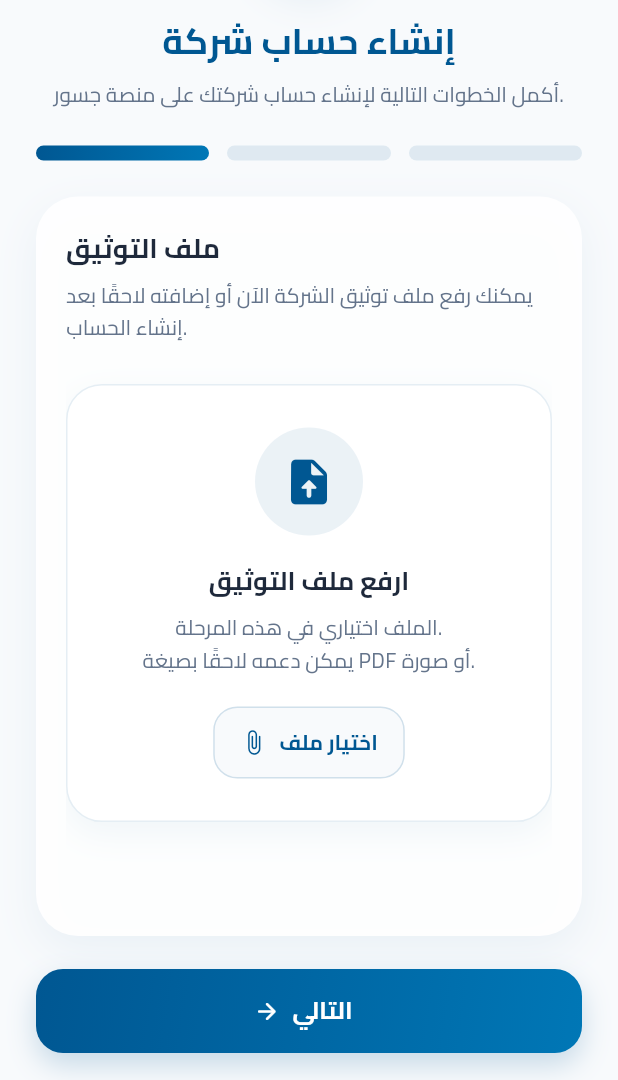
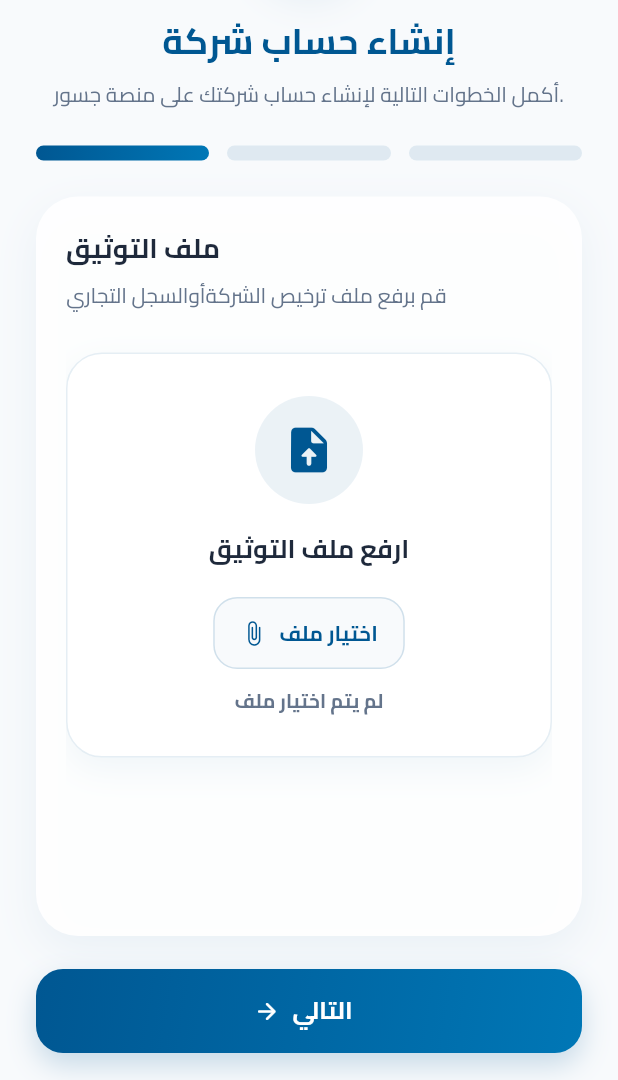
Before and after one commit to karamkweader-blip/Jisr-Platform, a Flutter app: the RegisterCompanyView screen opened by its route, swiped to page 3, on a phone screen of 412 x 824 dp, the part 156-1236 px from its top. Run offline on Flutter 3.47's test engine with Material 3 defaults, Android fonts, the phone set to English and light mode, and no system bars; our stand-ins replace file_picker, get, pinput.

Commit message:
refactor(auth): separate login API into service layer and add request model

```diff
--- a/lib/core/api/api_links.dart
+++ b/lib/core/api/api_links.dart
@@ -1,6 +1,5 @@
 class ApiLinks {
-  static const String baseUrl = 'http://192.168.50.46:8001/api';
-
+  static const String baseUrl = 'http://10.33.50.250:8000/api';
   static const String register = '$baseUrl/register';
   static const String login = '$baseUrl/login';
   static const String verifyLoginOtp = '$baseUrl/login/verify-otp';
--- /dev/null
+++ b/lib/models/auth/register_company_request.dart
@@ -0,0 +1,33 @@
+class RegisterCompanyRequest {
+  final String name;
+  final String email;
+  final String password;
+  final String location;
+  final String industry;
+  final String role;
+  final String? website;
+  final String documentationFilePath;
+
+  RegisterCompanyRequest({
+    required this.name,
+    required this.email,
+    required this.password,
+    required this.location,
+    required this.industry,
+    required this.documentationFilePath,
+    this.website,
+    this.role = 'company',
+  });
+
+  Map<String, String> toFields() {
+    return {
+      'name': name,
+      'email': email,
+      'password': password,
+      'location': location,
+      'industry': industry,
+      'role': role,
+      if (website != null && website!.isNotEmpty) 'website': website!,
+    };
+  }
+}
--- a/lib/routes/app_pages.dart
+++ b/lib/routes/app_pages.dart
@@ -2,7 +2,7 @@ import 'package:get/get.dart';
 import 'package:jisr_platform/bindings/auth/company_binding.dart';
 import 'package:jisr_platform/bindings/auth/forget-password/forgot_password_binding.dart';
 import 'package:jisr_platform/bindings/auth/login_binding.dart';
-import 'package:jisr_platform/bindings/auth/otp_verification_binding.dart';
+import 'package:jisr_platform/bindings/auth/forget-password/otp_verification_binding.dart';
 import 'package:jisr_platform/bindings/auth/register_student_binding.dart';
 import 'package:jisr_platform/bindings/auth/forget-password/reset_password_binding.dart';
 import 'package:jisr_platform/bindings/auth/role_binding.dart';
--- a/lib/views/auth/company/company-components/register_company_step_three.dart
+++ b/lib/views/auth/company/company-components/register_company_step_three.dart
@@ -1,8 +1,13 @@
 import 'package:flutter/material.dart';
+import 'package:get/get_core/src/get_main.dart';
+import 'package:get/get_instance/src/extension_instance.dart';
+import 'package:get/get_state_manager/src/rx_flutter/rx_obx_widget.dart';
+import 'package:get/get_state_manager/src/simple/get_view.dart';
+import 'package:jisr_platform/controllers/auth/register_company_controller.dart';
 import 'package:jisr_platform/core/colors/app_colors.dart';
 
-class RegisterCompanyStepThree extends StatelessWidget {
-  const RegisterCompanyStepThree({super.key});
+class RegisterCompanyStepThree extends GetView<RegisterCompanyController> {
+   const RegisterCompanyStepThree({super.key});
 
   @override
   Widget build(BuildContext context) {
@@ -19,7 +24,7 @@ class RegisterCompanyStepThree extends StatelessWidget {
         ),
         const SizedBox(height: 8),
         const Text(
-          'يمكنك رفع ملف توثيق الشركة الآن أو إضافته لاحقًا بعد إنشاء الحساب.',
+          'قم برفع ملف ترخيص الشركةأوالسجل التجاري ',
           style: TextStyle(
             fontSize: 14,
             color: AppColors.textGrey,
@@ -68,20 +73,10 @@ class RegisterCompanyStepThree extends StatelessWidget {
                   color: AppColors.textDark,
                 ),
               ),
-              const SizedBox(height: 8),
-              const Text(
-                'الملف اختياري في هذه المرحلة.\nيمكن دعمه لاحقًا بصيغة PDF أو صورة.',
-                textAlign: TextAlign.center,
-                style: TextStyle(
-                  fontSize: 14,
-                  color: AppColors.textGrey,
-                  height: 1.6,
-                ),
-              ),
               const SizedBox(height: 20),
+
               OutlinedButton.icon(
-                onPressed: () {},
-                icon: const Icon(
+onPressed: () => Get.find<RegisterCompanyController>().pickFile(),                icon: const Icon(
                   Icons.attach_file_rounded,
                   color: AppColors.primaryBlue,
                 ),
@@ -106,6 +101,19 @@ class RegisterCompanyStepThree extends StatelessWidget {
                   backgroundColor: AppColors.background,
                 ),
               ),
+              const SizedBox(height: 12),
+Obx(
+  () => Text(
+    controller.selectedFilePath.value == null
+        ? 'لم يتم اختيار ملف'
+        : 'تم اختيار ملف التوثيق',
+    style: const TextStyle(
+      fontSize: 13,
+      color: AppColors.textGrey,
+      fontWeight: FontWeight.w600,
+    ),
+  ),
+),
             ],
           ),
         ),
--- a/pubspec.yaml
+++ b/pubspec.yaml
@@ -39,6 +39,7 @@ dependencies:
   google_fonts: ^8.0.2
   flutter_launcher_icons: ^0.14.4
   pinput: ^6.0.2
+  file_picker: 10.3.10
 dev_dependencies:
   flutter_test:
     sdk: flutter
```
Also changed, not shown: lib/controllers/auth/login_controller.dart (+12 -50 lines), lib/controllers/auth/register_company_controller.dart (+37 -13 lines), lib/models/auth/login_request.dart (added, +16 -0 lines), lib/services/auth/login_service.dart (added, +41 -0 lines), lib/services/auth/register_company_service.dart (added, +43 -0 lines), lib/bindings/auth/forget-password/otp_verification_binding.dart (renamed from lib/bindings/auth/otp_verification_binding.dart), pubspec.lock, 1 other file.
